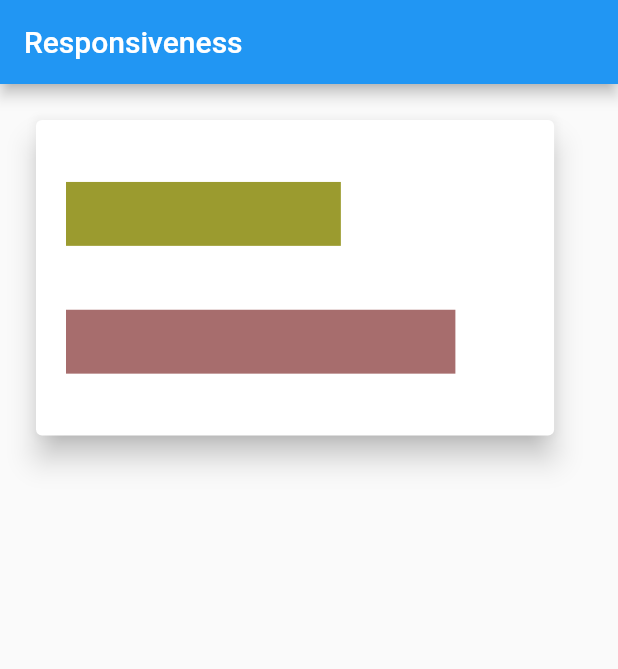
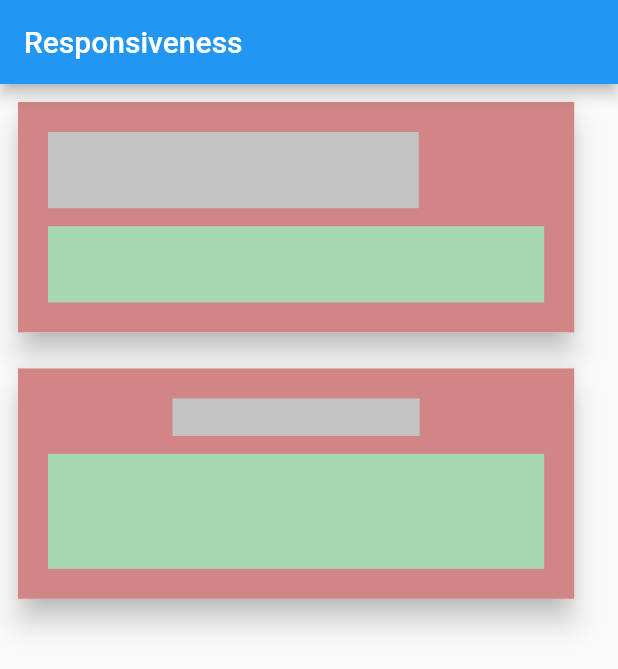
Before and after one commit to cool-man-vk/flutter-responsiveness, a Flutter app: the screen it shows after launch, on a phone screen of 412 x 824 dp. Shown: the top 669 px of the screen. Run offline on Flutter 3.47's test engine with Material 2 defaults, Android fonts, the phone set to English and light mode, and no system bars.

Commit message:
added cards

```diff
--- a/lib/cards/card_1.dart
+++ b/lib/cards/card_1.dart
@@ -1,33 +1,44 @@
 import 'package:flutter/material.dart';
 
 class Card1 extends StatelessWidget {
-  const Card1({super.key});
+  final BoxConstraints constraint;
+  final BuildContext context;
+  const Card1(
+    this.context,
+    this.constraint,
+  );
 
   @override
   Widget build(BuildContext context) {
     return Card(
       elevation: 8,
       child: Container(
+        color: const Color(0xFFD18585),
         padding: const EdgeInsets.all(20),
+        width: constraint.maxWidth * 0.90,
+        height: constraint.maxHeight * 0.2,
         child: Column(
           crossAxisAlignment: CrossAxisAlignment.start,
           mainAxisAlignment: MainAxisAlignment.center,
           children: [
             Expanded(
-                        child: FractionallySizedBox(
-                          widthFactor: 0.6,
-                          heightFactor: 0.5,
               child: Container(
-                            color: const Color.fromARGB(209,133,133,1),
+                width: constraint.maxWidth * 0.6,
+                height: constraint.maxHeight * 0.2,
+                child: Container(
+                  color: const Color(0xFFC4C4C4),
                 ),
               ),
             ),
+            const SizedBox(
+              height: 12,
+            ),
             Expanded(
-                        child: FractionallySizedBox(
-                          widthFactor: 0.85,
-                          heightFactor: 0.5,
               child: Container(
-                            color: const Color.fromARGB(255, 167, 109, 109),
+                width: constraint.maxWidth * 0.85,
+                height: constraint.maxHeight * 0.2,
+                child: Container(
+                  color: const Color(0xFFA8D8AD),
                 ),
               ),
             )
--- a/lib/cards/card_2.dart
+++ b/lib/cards/card_2.dart
@@ -1,33 +1,52 @@
 import 'package:flutter/material.dart';
 
-
 class Card2 extends StatelessWidget {
-  const Card2({super.key});
+  final BoxConstraints constraint;
+  final BuildContext context;
+  const Card2(
+    this.context,
+    this.constraint,
+  );
 
   @override
   Widget build(BuildContext context) {
     return Card(
       elevation: 8,
       child: Container(
+        color: const Color(0xFFD18585),
         padding: const EdgeInsets.all(20),
+        width: constraint.maxWidth * 0.90,
+        height: constraint.maxHeight * 0.2,
         child: Column(
           crossAxisAlignment: CrossAxisAlignment.start,
           mainAxisAlignment: MainAxisAlignment.center,
           children: [
-
+                  Center(
+                    child: Expanded(
+                      child: Container(
+                        width: constraint.maxWidth * 0.4,
+                        height: 25,
+                        child: Container(
+                          color: const Color(0xFFC4C4C4),
+                        ),
+                      ),
+                    ),
+                  ),
+            const SizedBox(
+              height: 12,
+            ),
             Expanded(
-                        child: FractionallySizedBox(
-                          widthFactor: 0.85,
-                          heightFactor: 0.5,
               child: Container(
-                            color: const Color.fromARGB(255, 167, 109, 109),
+                width: constraint.maxWidth * 0.85,
+                height: constraint.maxHeight * 0.2,
+                child: Container(
+                  color: const Color(0xFFA8D8AD),
                 ),
               ),
             )
           ],
         ),
       ),
-
     );
   }
 }
--- a/lib/page/homepage.dart
+++ b/lib/page/homepage.dart
@@ -16,13 +16,28 @@ class _HomePageState extends State<HomePage> {
         appBar: AppBar(
           title: const Text('Responsiveness'),
         ),
-        body: Container(
-          margin: const EdgeInsets.all(20),
-          child: const FractionallySizedBox(
-            widthFactor: 0.95,
-            heightFactor: 0.3,
-            child: Card1()
-          ),
-        ));
+        body: LayoutBuilder(
+          builder: (context, constraint) {
+          return Column(
+            children: [
+              Container(
+                margin: const EdgeInsets.all(8),
+                child: Card1(context , constraint),
+              ),
+              // Positioned(
+              //   top: 20,
+              //   left: 30,
+              //   right: 30,
+              //   child: Container(
+              //     color: Colors.blue
+              //   )
+              // ),
+              Container(
+                margin: const EdgeInsets.all(8),
+                child: Card2(context , constraint)
+              ),
+            ],
+          );
+        }));
   }
 }
```
Also changed, not shown: pubspec.yaml (+2 -50 lines), pubspec.lock. Lines whose indentation alone changed are shown as unchanged.
